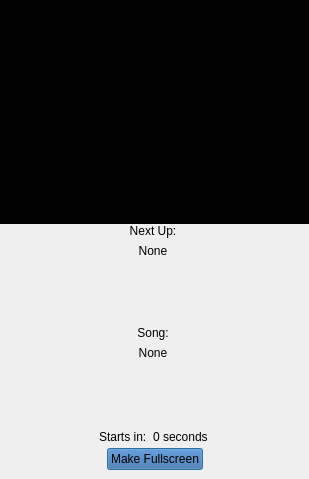
Old version of the form OpenKJ/dlgcdg.ui in the repository OpenKJ/OpenKJ.
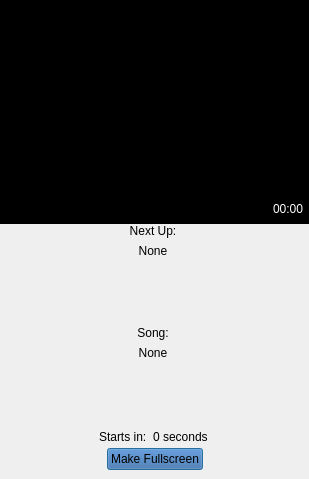
New version of the form. Custom widgets are drawn as their Qt base class.

Diff of the .ui file:
```diff
--- a/OpenKJ/dlgcdg.ui
+++ b/OpenKJ/dlgcdg.ui
@@ -471,6 +471,81 @@
       <property name="bottomMargin">
        <number>0</number>
       </property>
+      <item>
+       <spacer name="verticalSpacer_3">
+        <property name="orientation">
+         <enum>Qt::Vertical</enum>
+        </property>
+        <property name="sizeHint" stdset="0">
+         <size>
+          <width>20</width>
+          <height>40</height>
+         </size>
+        </property>
+       </spacer>
+      </item>
+      <item>
+       <layout class="QHBoxLayout" name="horizontalLayout_3">
+        <property name="topMargin">
+         <number>10</number>
+        </property>
+        <item>
+         <spacer name="horizontalSpacer_5">
+          <property name="orientation">
+           <enum>Qt::Horizontal</enum>
+          </property>
+          <property name="sizeHint" stdset="0">
+           <size>
+            <width>40</width>
+            <height>20</height>
+           </size>
+          </property>
+         </spacer>
+        </item>
+        <item>
+         <widget class="QLabel" name="lblRemain">
+          <property name="autoFillBackground">
+           <bool>true</bool>
+          </property>
+          <property name="text">
+           <string>00:00</string>
+          </property>
+         </widget>
+        </item>
+        <item>
+         <spacer name="remainSpacerRight">
+          <property name="orientation">
+           <enum>Qt::Horizontal</enum>
+          </property>
+          <property name="sizeType">
+           <enum>QSizePolicy::Fixed</enum>
+          </property>
+          <property name="sizeHint" stdset="0">
+           <size>
+            <width>5</width>
+            <height>5</height>
+           </size>
+          </property>
+         </spacer>
+        </item>
+       </layout>
+      </item>
+      <item>
+       <spacer name="remainSpacerBottom">
+        <property name="orientation">
+         <enum>Qt::Vertical</enum>
+        </property>
+        <property name="sizeType">
+         <enum>QSizePolicy::Fixed</enum>
+        </property>
+        <property name="sizeHint" stdset="0">
+         <size>
+          <width>20</width>
+          <height>5</height>
+         </size>
+        </property>
+       </spacer>
+      </item>
      </layout>
     </widget>
    </item>
```
Left out of the diff: 6 changed lines with no effect on the pictures.
